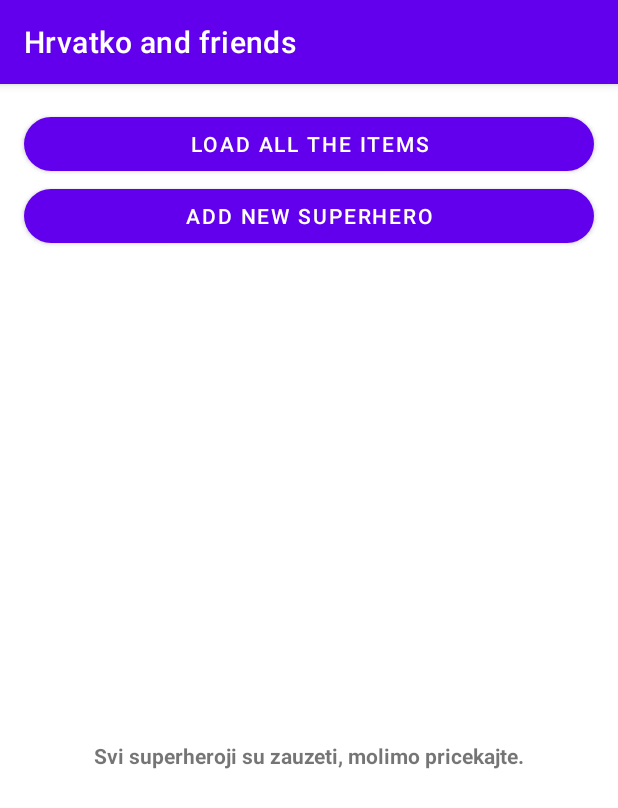
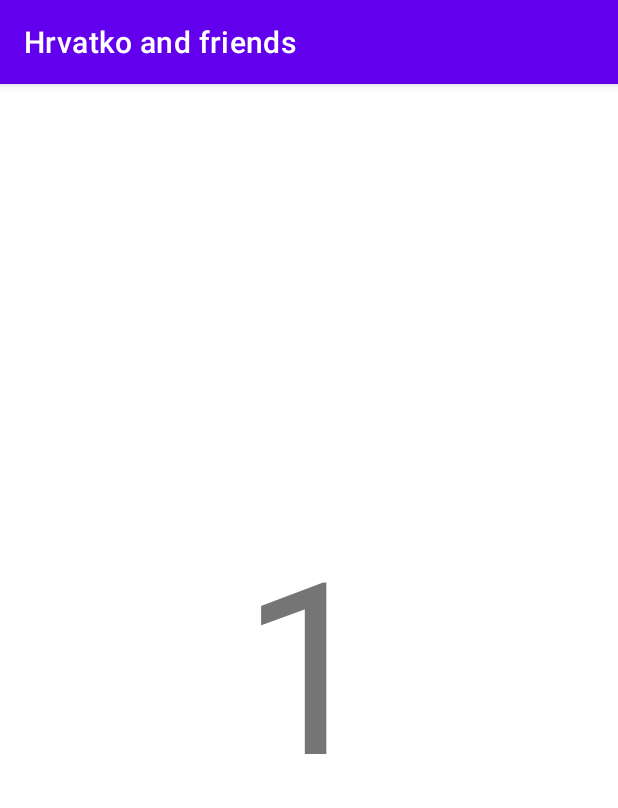
Before and after one commit to infinum-academy/ISA-Android-Intents, an Android app: the screen it shows after launch (SuperherosActivity before the commit, NavigationActivity after it), on a phone screen of 412 x 824 dp. Shown: the top 808 px of the screen. Run offline under Robolectric (Android 15) with nearby library versions, the phone set to English and light mode, and no system bars.

Commit message:
Add final navigation graph. Add latest changes from lecture 4.

```diff
--- a/app/build.gradle
+++ b/app/build.gradle
@@ -2,6 +2,8 @@ plugins {
     id 'com.android.application'
     id 'kotlin-android'
 }
+
+apply plugin: "androidx.navigation.safeargs"
 
 android {
     compileSdkVersion 30
--- a/app/src/main/java/com/infinum/isa/playground/lecturefour/FirstFragment.kt
+++ b/app/src/main/java/com/infinum/isa/playground/lecturefour/FirstFragment.kt
@@ -4,6 +4,7 @@ import android.os.Bundle
 import android.view.LayoutInflater
 import android.view.View
 import android.view.ViewGroup
+import android.widget.Toast
 import androidx.fragment.app.Fragment
 import androidx.navigation.fragment.findNavController
 import com.infinum.isa.playground.R
@@ -25,10 +26,17 @@ class FirstFragment : Fragment() {
         return binding.root
     }
 
-    // TODO add click listener that navigates to second fragment
+    override fun onViewCreated(view: View, savedInstanceState: Bundle?) {
+        super.onViewCreated(view, savedInstanceState)
+        binding.root.setOnClickListener {
+            val action = FirstFragmentDirections.actionFirstToSecond(9)
+            findNavController().navigate(action)
+        }
+    }
 
     override fun onDestroyView() {
         super.onDestroyView()
         _binding = null
+        Toast.makeText(context, "FLO: $this", Toast.LENGTH_LONG).show()
     }
 }
--- a/app/src/main/java/com/infinum/isa/playground/lecturethree/ui/SuperherosActivity.kt
+++ b/app/src/main/java/com/infinum/isa/playground/lecturethree/ui/SuperherosActivity.kt
@@ -12,6 +12,7 @@ import com.google.android.material.bottomsheet.BottomSheetDialog
 import com.infinum.isa.playground.R
 import com.infinum.isa.playground.databinding.ActivitySuperherosBinding
 import com.infinum.isa.playground.databinding.DialogAddSuperheroBinding
+import com.infinum.isa.playground.lecturefour.SuperheroesResource
 import com.infinum.isa.playground.lecturethree.model.Superhero
 
 class SuperherosActivity : AppCompatActivity() {
@@ -22,19 +23,6 @@ class SuperherosActivity : AppCompatActivity() {
             return Intent(context, SuperherosActivity::class.java)
         }
     }
-
-    private val superheros = listOf(
-        Superhero("Hrvatko", R.drawable.hrvatko),
-        Superhero("Captain Marvel", R.drawable.captain_marvel),
-        Superhero("Wonder Woman", R.drawable.wonder_woman),
-        Superhero("Cat woman", R.drawable.cat_woman),
-        Superhero("Flash", R.drawable.flash),
-        Superhero("Hulk", R.drawable.hulk),
-        Superhero("Ironman", R.drawable.iron_man),
-        Superhero("Spiderman", R.drawable.spiderman),
-        Superhero("Superman", R.drawable.superman),
-        Superhero("TMNT", R.drawable.tmnt)
-    )
 
     private lateinit var binding: ActivitySuperherosBinding
 
@@ -70,7 +58,7 @@ class SuperherosActivity : AppCompatActivity() {
     private fun initLoadItemsButton() {
         // TODO nek ova funkcija prima listu superheroja umjesto da su zahardkodirani
         binding.loadItemsButton.setOnClickListener {
-            superherosAdapter?.setItems(superheros)
+            superherosAdapter?.setItems(SuperheroesResource.superheros)
             binding.emptyStateLabel.isVisible = false
             binding.superherosRecyclerView.isVisible = true
         }
--- a/app/src/main/res/layout/activity_navigation.xml
+++ b/app/src/main/res/layout/activity_navigation.xml
@@ -1,7 +1,10 @@
 <?xml version="1.0" encoding="utf-8"?>
-<!--TODO replace this with FragmentContainerView-->
-<FrameLayout
+<androidx.fragment.app.FragmentContainerView
     xmlns:android="http://schemas.android.com/apk/res/android"
+    xmlns:app="http://schemas.android.com/apk/res-auto"
+    android:id="@+id/nav_host_fragment_home"
+    android:name="androidx.navigation.fragment.NavHostFragment"
     android:layout_width="match_parent"
     android:layout_height="match_parent"
-    android:background="@color/design_default_color_secondary"/>
+    app:defaultNavHost="true"
+    app:navGraph="@navigation/main"/>
--- a/app/src/main/res/layout/fragment_second.xml
+++ b/app/src/main/res/layout/fragment_second.xml
@@ -6,6 +6,7 @@
     android:gravity="center">
 
     <TextView
+        android:id="@+id/test"
         android:layout_width="wrap_content"
         android:layout_height="wrap_content"
         android:layout_gravity="center"
--- a/app/src/main/res/navigation/main.xml
+++ b/app/src/main/res/navigation/main.xml
@@ -1,8 +1,42 @@
 <?xml version="1.0" encoding="utf-8"?>
 <navigation xmlns:android="http://schemas.android.com/apk/res/android"
-    xmlns:app="http://schemas.android.com/apk/res-auto"
-    android:id="@+id/main">
+    xmlns:app="http://schemas.android.com/apk/res-auto" xmlns:tools="http://schemas.android.com/tools"
+    android:id="@+id/main"
+    app:startDestination="@id/first">
 
-    <!--    TODO add fragments and action-->
+    <fragment
+        android:id="@+id/first"
+        android:name="com.infinum.isa.playground.lecturefour.FirstFragment"
+        tools:layout="@layout/fragment_first">
 
+        <action
+            android:id="@+id/action_first_to_second"
+            app:destination="@id/second"/>
+    </fragment>
+
+    <fragment
+        android:id="@+id/second"
+        android:name="com.infinum.isa.playground.lecturefour.SecondFragment"
+        tools:layout="@layout/fragment_second">
+
+        <argument
+            android:name="myArg"
+            app:argType="integer"/>
+
+        <action
+            android:id="@+id/action_second_to_third"
+            app:destination="@id/third"/>
+    </fragment>
+
+    <fragment
+        android:id="@+id/third"
+        android:name="com.infinum.isa.playground.lecturefour.ThirdFragment"
+        tools:layout="@layout/fragment_third">
+
+        <action
+            android:id="@+id/action_third_to_first"
+            app:destination="@id/first"
+            app:popUpTo="@id/first"
+            app:popUpToInclusive="true"/>
+    </fragment>
 </navigation>
--- a/build.gradle
+++ b/build.gradle
@@ -8,6 +8,8 @@ buildscript {
     dependencies {
         classpath "com.android.tools.build:gradle:4.2.2"
         classpath "org.jetbrains.kotlin:kotlin-gradle-plugin:$kotlin_version"
+        def nav_version = "2.3.5"
+        classpath "androidx.navigation:navigation-safe-args-gradle-plugin:$nav_version"
 
         // NOTE: Do not place your application dependencies here; they belong
         // in the individual module build.gradle files
```
Also changed, not shown: app/src/main/AndroidManifest.xml (+5 -10 lines), app/src/main/java/com/infinum/isa/playground/lecturefour/HomeHeaderFragment.kt (added, +18 -0 lines), app/src/main/java/com/infinum/isa/playground/lecturefour/SecondFragment.kt (+13 -1 lines), app/src/main/java/com/infinum/isa/playground/lecturefour/SuperheroesResource.kt (added, +19 -0 lines), app/src/main/java/com/infinum/isa/playground/lecturefour/ThirdFragment.kt (+6 -1 lines), app/src/main/java/com/infinum/isa/playground/lectureone/MainActivity.kt (+11 -3 lines), app/src/main/res/layout/activity_main.xml (+5 -5 lines), app/src/main/res/layout/fragment_home_header.xml (added, +12 -0 lines).
